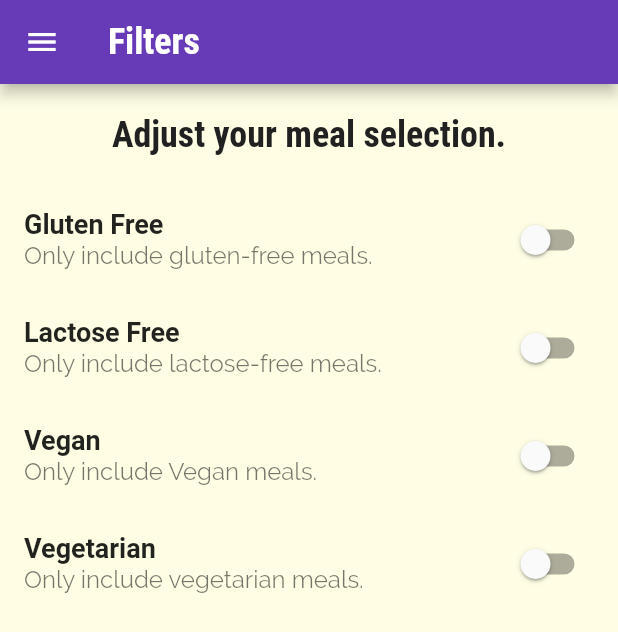
After one commit to abubakrmuhammad/meals_app, a Flutter app: the FiltersScreen screen opened by its route, on a phone screen of 412 x 824 dp. The commit adds this screen. Shown: the top 632 px of the screen. Run offline on Flutter 3.47's test engine with Material 2 defaults, Android fonts, the phone set to English and light mode, and no system bars.

Commit message:
add filters screen

```diff
--- a/lib/main.dart
+++ b/lib/main.dart
@@ -2,6 +2,7 @@ import 'package:flutter/material.dart';
 
 import './screens/tabs_screen.dart';
 import './screens/category_screen.dart';
+import './screens/filters_screen.dart';
 import './screens/meal_screen.dart';
 
 void main() {
@@ -26,7 +27,7 @@ class MyApp extends StatelessWidget {
                 fontSize: 16,
                 color: Color.fromRGBO(20, 51, 51, 1),
               ),
-              titleMedium: TextStyle(
+              titleLarge: TextStyle(
                 color: Colors.grey[900],
                 fontSize: 24,
                 fontFamily: 'RobotoCondensed',
@@ -39,6 +40,7 @@ class MyApp extends StatelessWidget {
       routes: {
         CategoryScreen.routeName: (ctx) => const CategoryScreen(),
         MealScreen.routeName: (ctx) => const MealScreen(),
+        FiltersScreen.routeName: (ctx) => const FiltersScreen(),
       },
     );
   }
--- /dev/null
+++ b/lib/screens/filters_screen.dart
@@ -0,0 +1,109 @@
+import 'package:flutter/material.dart';
+
+import '../widgets/main_drawer.dart';
+
+class FiltersScreen extends StatefulWidget {
+  static const routeName = '/filters';
+
+  const FiltersScreen({Key? key}) : super(key: key);
+
+  @override
+  State<FiltersScreen> createState() => _FiltersScreenState();
+}
+
+class _FiltersScreenState extends State<FiltersScreen> {
+  bool _glutenFree = false;
+  bool _vegetarian = false;
+  bool _vegan = false;
+  bool _lactoseFree = false;
+
+  @override
+  Widget build(BuildContext context) {
+    return Scaffold(
+      appBar: AppBar(title: Text('Filters')),
+      drawer: const MainDrawer(),
+      body: Column(children: [
+        Padding(
+          padding: const EdgeInsets.all(20),
+          child: Text(
+            'Adjust your meal selection.',
+            style: Theme.of(context).textTheme.titleLarge,
+          ),
+        ),
+        Expanded(
+          child: ListView(
+            children: [
+              _MySwitchListTile(
+                value: _glutenFree,
+                titleText: 'Gluten Free',
+                subtitleText: 'Only include gluten-free meals.',
+                updateHandler: (val) => setState(() {
+                  _glutenFree = val;
+                }),
+              ),
+              _MySwitchListTile(
+                value: _lactoseFree,
+                titleText: 'Lactose Free',
+                subtitleText: 'Only include lactose-free meals.',
+                updateHandler: (val) => setState(() {
+                  _lactoseFree = val;
+                }),
+              ),
+              _MySwitchListTile(
+                value: _vegan,
+                titleText: 'Vegan',
+                subtitleText: 'Only include Vegan meals.',
+                updateHandler: (val) => setState(() {
+                  _vegan = val;
+                }),
+              ),
+              _MySwitchListTile(
+                value: _vegetarian,
+                titleText: 'Vegetarian',
+                subtitleText: 'Only include vegetarian meals.',
+                updateHandler: (val) => setState(() {
+                  _vegetarian = val;
+                }),
+              ),
+            ],
+          ),
+        )
+      ]),
+    );
+  }
+}
+
+class _MySwitchListTile extends StatelessWidget {
+  final bool value;
+  final String titleText;
+  final String subtitleText;
+  final void Function(bool) updateHandler;
+
+  const _MySwitchListTile(
+      {required this.value,
+      required this.titleText,
+      required this.subtitleText,
+      required this.updateHandler,
+      Key? key})
+      : super(key: key);
+
+  @override
+  Widget build(BuildContext context) {
+    return SwitchListTile(
+      activeColor: Theme.of(context).colorScheme.primary,
+      value: value,
+      title: Text(
+        titleText,
+        style: const TextStyle(
+          fontSize: 18,
+          fontWeight: FontWeight.bold,
+        ),
+      ),
+      subtitle: Text(
+        subtitleText,
+        style: const TextStyle(fontSize: 16),
+      ),
+      onChanged: updateHandler,
+    );
+  }
+}
--- a/lib/screens/meal_screen.dart
+++ b/lib/screens/meal_screen.dart
@@ -148,7 +148,7 @@ class MealDetailTitle extends StatelessWidget {
       margin: const EdgeInsets.fromLTRB(0, 10, 0, 20),
       child: Text(
         text,
-        style: Theme.of(context).textTheme.titleMedium!.copyWith(fontSize: 36),
+        style: Theme.of(context).textTheme.titleLarge!.copyWith(fontSize: 36),
       ),
     );
   }
--- a/lib/widgets/category_card.dart
+++ b/lib/widgets/category_card.dart
@@ -43,7 +43,7 @@ class CategoryCard extends StatelessWidget {
             padding: const EdgeInsets.all(16),
             child: Text(
               title,
-              style: Theme.of(context).textTheme.titleMedium,
+              style: Theme.of(context).textTheme.titleLarge,
             ),
           ),
         ),
--- a/lib/widgets/main_drawer.dart
+++ b/lib/widgets/main_drawer.dart
@@ -1,4 +1,6 @@
 import 'package:flutter/material.dart';
+
+import '../screens/filters_screen.dart';
 
 class MainDrawer extends StatelessWidget {
   const MainDrawer({Key? key}) : super(key: key);
@@ -28,11 +30,13 @@ class MainDrawer extends StatelessWidget {
           const DrawerItem(
             icon: Icons.restaurant,
             text: 'Meals',
+            routeName: '/',
           ),
           const SizedBox(height: 6),
           const DrawerItem(
             icon: Icons.settings,
             text: 'Filters',
+            routeName: FiltersScreen.routeName,
           ),
         ],
       ),
@@ -43,10 +47,12 @@ class MainDrawer extends StatelessWidget {
 class DrawerItem extends StatelessWidget {
   final IconData icon;
   final String text;
+  final String routeName;
 
   const DrawerItem({
     required this.icon,
     required this.text,
+    required this.routeName,
     Key? key,
   }) : super(key: key);
 
@@ -58,7 +64,9 @@ class DrawerItem extends StatelessWidget {
         text,
         style: const TextStyle(fontSize: 18),
       ),
-      onTap: () {},
+      onTap: () {
+        Navigator.of(context).pushReplacementNamed(routeName);
+      },
     );
   }
 }
```
